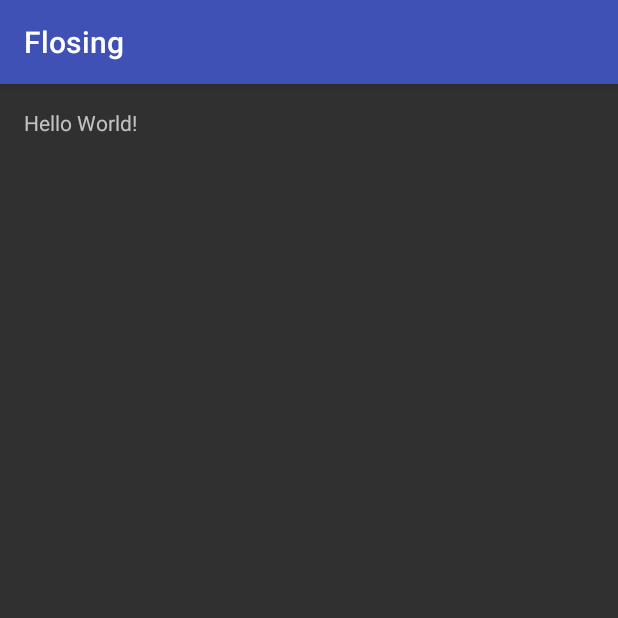
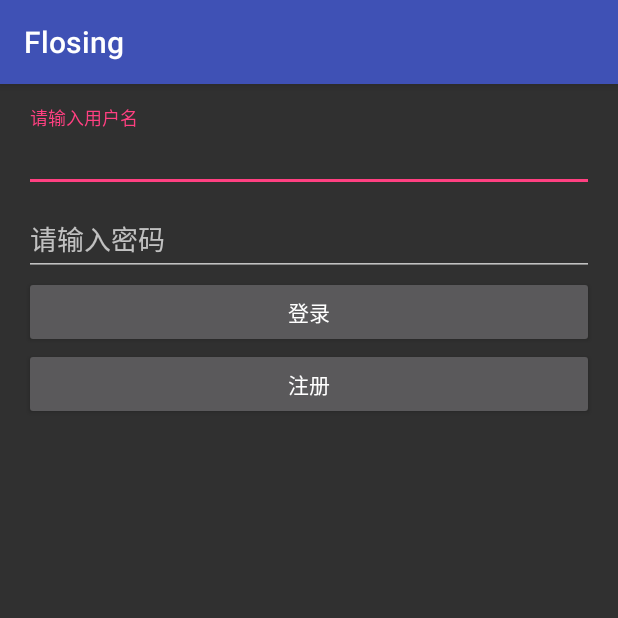
Before and after one commit to HiddenSnail/Flosing, an Android app: the screen it shows after launch (MainActivity before the commit, LoginActivity after it), on a phone screen of 412 x 824 dp, the top half of it. Run offline under Robolectric (Android 15) with nearby library versions, the phone set to English and light mode, and no system bars; libraries missing offline, so code that uses them is left out: com.avos.avoscloud; 3 statements that could not run were skipped.

Commit message:
第一版Login后台逻辑，未与界面部分连接，未实现到register的转跳。

```diff
--- /dev/null
+++ b/Flosing/app/src/main/java/com/our/flosing/FlostingApp.java
@@ -0,0 +1,21 @@
+package com.our.flosing;
+
+import android.app.Application;
+
+import com.avos.avoscloud.AVAnalytics;
+import com.avos.avoscloud.AVOSCloud;
+
+/**
+ * Created by RunNishino on 2016/12/25.
+ */
+
+public class FlostingApp extends Application {
+
+    @Override
+    public void onCreate(){
+        super.onCreate();
+
+        AVOSCloud.initialize(this,"o0hgIj3eXndNi9oimoBf63sq-gzGzoHsz", "XaIIq0CsmKlY75CXPOUGISIW");
+
+    }
+}
--- /dev/null
+++ b/Flosing/app/src/main/java/com/our/flosing/LoginActivity.java
@@ -0,0 +1,143 @@
+package com.our.flosing;
+
+import android.content.DialogInterface;
+import android.content.Intent;
+import android.os.Bundle;
+import android.support.v7.app.AppCompatActivity;
+import android.text.TextUtils;
+import android.view.KeyEvent;
+import android.view.MenuItem;
+import android.view.View;
+import android.view.inputmethod.EditorInfo;
+import android.widget.AutoCompleteTextView;
+import android.widget.Button;
+import android.widget.EditText;
+import android.widget.TextView;
+import android.widget.Toast;
+
+import com.avos.avoscloud.AVAnalytics;
+import com.avos.avoscloud.AVException;
+import com.avos.avoscloud.AVUser;
+import com.avos.avoscloud.LogInCallback;
+
+/**
+ * Created by RunNishino on 2016/12/25.
+ */
+
+public class LoginActivity extends AppCompatActivity{
+    private AutoCompleteTextView usernameView;
+    private EditText passwordView;
+
+    @Override
+    protected void onCreate(Bundle saveInstanceState){
+        super.onCreate(saveInstanceState);
+        setContentView(R.layout.activity_login);
+
+        //判断是否已经登录，如果已经登录则进入主活动
+        if (AVUser.getCurrentUser() != null){
+            startActivity(new Intent(LoginActivity.this,MainActivity.class));
+            LoginActivity.this.finish();
+        }
+
+        //getSupportActionBar().setDefaultDisplayHomeAsUpEnabled(true);
+        //getSupportActionBar().setTitle("登录");
+        usernameView = (AutoCompleteTextView) findViewById(R.id.username);
+        passwordView = (EditText) findViewById(R.id.password);
+
+        //
+        passwordView.setOnEditorActionListener(new TextView.OnEditorActionListener() {
+            @Override
+            public boolean onEditorAction(TextView textView, int id, KeyEvent keyEvent) {
+                if (id == R.id.login || id == EditorInfo.IME_NULL){
+                    attemptLogin();
+                    return true;
+                }
+                return false;
+            }
+        });
+
+        Button usernameLoginButton = (Button) findViewById(R.id.username_login_button);
+        Button usernameRegisterButton = (Button) findViewById(R.id.username_register_button);
+
+        usernameLoginButton.setOnClickListener(new View.OnClickListener() {
+            @Override
+            public void onClick(View view) {
+                attemptLogin();
+            }
+        });
+        //TODO：跳转至注册；
+        usernameRegisterButton.setOnClickListener(new View.OnClickListener() {
+            @Override
+            public void onClick(View view) {
+
+            }
+        });
+
+    }
+
+    private void attemptLogin(){
+        usernameView.setError(null);
+        passwordView.setError(null);
+
+        final String username = usernameView.getText().toString();
+        final String password = passwordView.getText().toString();
+
+        boolean cancel = false;
+        View focusView = null;
+
+        //判断密码是否合法（大于4位）
+        if (!TextUtils.isEmpty(password) && !isPasswordValid(password)){
+            passwordView.setError("密码需大于4位");
+            focusView = passwordView;
+            cancel = true;
+        }
+        //判断用户名是否合法
+        if (TextUtils.isEmpty(username)){
+            usernameView.setError("用户名必须填写");
+            focusView = usernameView;
+            cancel = true;
+        }
+
+        //判断是否能够登录 不能登录则在第一处错误的地方重置光标
+        if (cancel){
+            focusView.requestFocus();
+        }else{
+            //LeanCloud登录逻辑
+            AVUser.logInInBackground(username, password, new LogInCallback<AVUser>() {
+                @Override
+                public void done(AVUser avUser, AVException e) {
+                    if (e==null){
+                        LoginActivity.this.finish();
+                        startActivity(new Intent(LoginActivity.this,MainActivity.class));
+                    }else{
+                        Toast.makeText(LoginActivity.this,e.getMessage(),Toast.LENGTH_SHORT).show();
+                    }
+                }
+            });
+        }
+    }
+
+    private boolean isPasswordValid(String password){
+        return password.length() > 4;
+    }
+
+    @Override
+    public boolean onOptionsItemSelected(MenuItem item) {
+        if (item.getItemId() == android.R.id.home) {
+            onBackPressed();
+        }
+        return super.onOptionsItemSelected(item);
+    }
+
+    @Override
+    protected void onPause() {
+        super.onPause();
+        AVAnalytics.onPause(this);
+    }
+
+    @Override
+    protected void onResume() {
+        super.onResume();
+        AVAnalytics.onResume(this);
+    }
+}
--- /dev/null
+++ b/Flosing/app/src/main/res/layout/activity_login.xml
@@ -0,0 +1,66 @@
+<?xml version="1.0" encoding="utf-8"?>
+<ScrollView xmlns:android="http://schemas.android.com/apk/res/android"
+    xmlns:tools="http://schemas.android.com/tools"
+    android:id="@+id/login_form"
+    android:layout_width="match_parent"
+    android:layout_height="match_parent"
+    android:gravity="center_horizontal"
+    android:orientation="vertical"
+    android:paddingBottom="@dimen/activity_vertical_margin"
+    android:paddingLeft="@dimen/activity_horizontal_margin"
+    android:paddingRight="@dimen/activity_horizontal_margin"
+    android:paddingTop="@dimen/activity_vertical_margin"
+    tools:context="com.our.flosing.LoginActivity">
+
+    <LinearLayout
+        android:id="@+id/email_login_form"
+        android:layout_width="match_parent"
+        android:layout_height="wrap_content"
+        android:orientation="vertical">
+
+        <android.support.design.widget.TextInputLayout
+            android:layout_width="match_parent"
+            android:layout_height="wrap_content">
+
+            <AutoCompleteTextView
+                android:id="@+id/username"
+                android:layout_width="match_parent"
+                android:layout_height="wrap_content"
+                android:hint="请输入用户名"
+                android:inputType="text"
+                android:maxLines="1"/>
+
+        </android.support.design.widget.TextInputLayout>
+
+        <android.support.design.widget.TextInputLayout
+            android:layout_width="match_parent"
+            android:layout_height="wrap_content" >
+
+            <EditText
+                android:id="@+id/password"
+                android:layout_width="match_parent"
+                android:layout_height="wrap_content"
+                android:hint="请输入密码"
+                android:imeActionId="@+id/login"
+                android:imeActionLabel="登录"
+                android:imeOptions="actionUnspecified"
+                android:inputType="textPassword"
+                android:maxLines="1"/>
+
+        </android.support.design.widget.TextInputLayout>
+
+        <Button
+            android:id="@+id/username_login_button"
+            android:layout_width="match_parent"
+            android:layout_height="wrap_content"
+            android:text="登录"/>
+
+        <Button
+            android:id="@+id/username_register_button"
+            android:layout_width="match_parent"
+            android:layout_height="wrap_content"
+            android:text="注册"/>
+
+    </LinearLayout>
+
+</ScrollView>
```
Also changed, not shown: Flosing/app/build.gradle (+32 -0 lines), Flosing/app/src/main/AndroidManifest.xml (+34 -1 lines), Flosing/app/src/main/java/com/our/flosing/MainActivity.java (+17 -0 lines), Flosing/build.gradle (+10 -1 lines).
